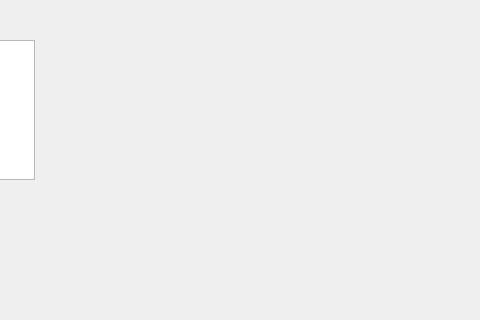
This is pod.ui in liu-kanghui/P.O.D as Qt 5 draws it before an edit; both pictures show x 145 to 625 and y 0 to 320 of the 800 by 600 pixel window. The edited form follows.
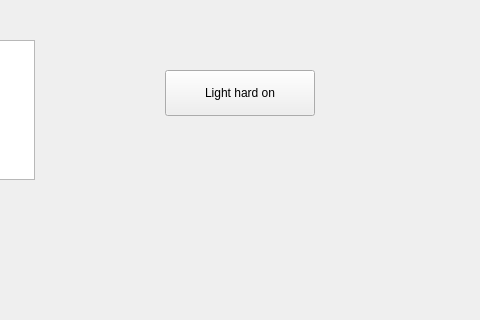
This is the edited form.

```diff
--- a/pod.ui
+++ b/pod.ui
@@ -60,6 +60,19 @@
      </rect>
     </property>
    </widget>
+   <widget class="QPushButton" name="light_button">
+    <property name="geometry">
+     <rect>
+      <x>310</x>
+      <y>70</y>
+      <width>150</width>
+      <height>46</height>
+     </rect>
+    </property>
+    <property name="text">
+     <string>Light hard on</string>
+    </property>
+   </widget>
   </widget>
   <widget class="QMenuBar" name="menubar">
    <property name="geometry">
```
